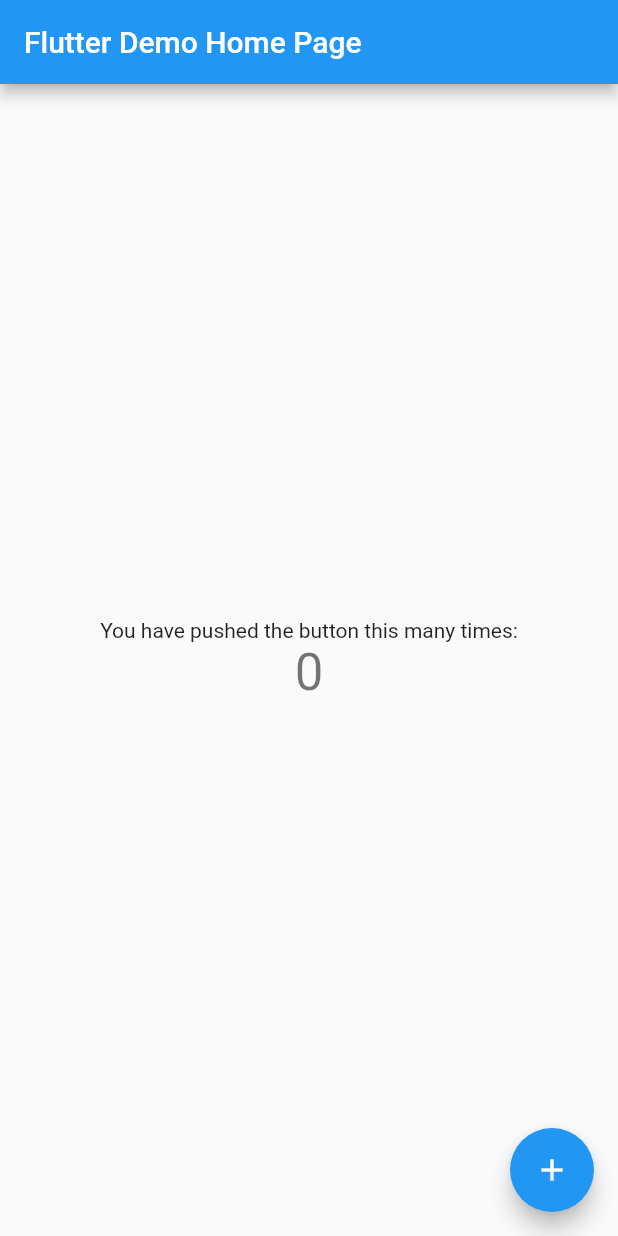
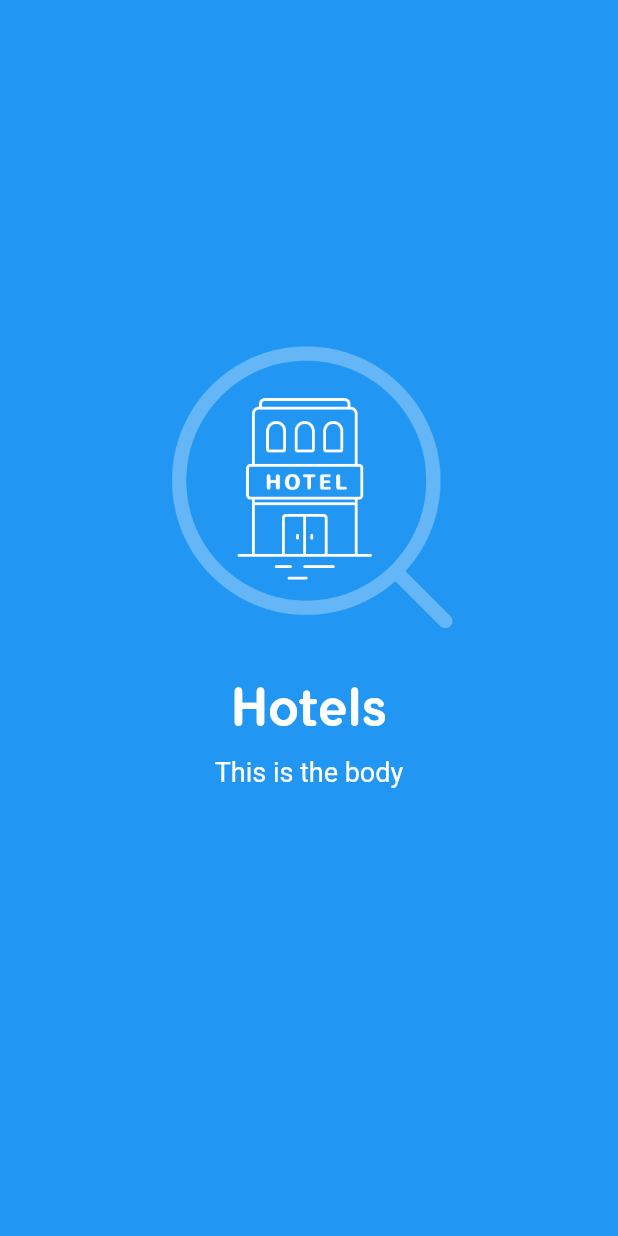
Before and after one commit to AmineMersoul/Material-Page-Reveal, a Flutter app: the screen it shows after launch, on a phone screen of 412 x 824 dp. Run offline on Flutter 3.47's test engine with Material 2 defaults, Android fonts, the phone set to English and light mode, and no system bars.

Commit message:
creating first page ui

```diff
--- a/lib/main.dart
+++ b/lib/main.dart
@@ -3,21 +3,11 @@ import 'package:flutter/material.dart';
 void main() => runApp(MyApp());
 
 class MyApp extends StatelessWidget {
-  // This widget is the root of your application.
   @override
   Widget build(BuildContext context) {
     return MaterialApp(
       title: 'Flutter Demo',
       theme: ThemeData(
-        // This is the theme of your application.
-        //
-        // Try running your application with "flutter run". You'll see the
-        // application has a blue toolbar. Then, without quitting the app, try
-        // changing the primarySwatch below to Colors.green and then invoke
-        // "hot reload" (press "r" in the console where you ran "flutter run",
-        // or simply save your changes to "hot reload" in a Flutter IDE).
-        // Notice that the counter didn't reset back to zero; the application
-        // is not restarted.
         primarySwatch: Colors.blue,
       ),
       home: MyHomePage(title: 'Flutter Demo Home Page'),
@@ -27,16 +17,6 @@ class MyApp extends StatelessWidget {
 
 class MyHomePage extends StatefulWidget {
   MyHomePage({Key key, this.title}) : super(key: key);
-
-  // This widget is the home page of your application. It is stateful, meaning
-  // that it has a State object (defined below) that contains fields that affect
-  // how it looks.
-
-  // This class is the configuration for the state. It holds the values (in this
-  // case the title) provided by the parent (in this case the App widget) and
-  // used by the build method of the State. Fields in a Widget subclass are
-  // always marked "final".
-
   final String title;
 
   @override
@@ -44,68 +24,34 @@ class MyHomePage extends StatefulWidget {
 }
 
 class _MyHomePageState extends State<MyHomePage> {
-  int _counter = 0;
-
-  void _incrementCounter() {
-    setState(() {
-      // This call to setState tells the Flutter framework that something has
-      // changed in this State, which causes it to rerun the build method below
-      // so that the display can reflect the updated values. If we changed
-      // _counter without calling setState(), then the build method would not be
-      // called again, and so nothing would appear to happen.
-      _counter++;
-    });
-  }
-
   @override
   Widget build(BuildContext context) {
-    // This method is rerun every time setState is called, for instance as done
-    // by the _incrementCounter method above.
-    //
-    // The Flutter framework has been optimized to make rerunning build methods
-    // fast, so that you can just rebuild anything that needs updating rather
-    // than having to individually change instances of widgets.
     return Scaffold(
-      appBar: AppBar(
-        // Here we take the value from the MyHomePage object that was created by
-        // the App.build method, and use it to set our appbar title.
-        title: Text(widget.title),
-      ),
-      body: Center(
-        // Center is a layout widget. It takes a single child and positions it
-        // in the middle of the parent.
+      body: Stack(
+        children: <Widget>[
+          Container(
+            width: double.infinity,
+            color: Colors.blue,
             child: Column(
-          // Column is also layout widget. It takes a list of children and
-          // arranges them vertically. By default, it sizes itself to fit its
-          // children horizontally, and tries to be as tall as its parent.
-          //
-          // Invoke "debug painting" (press "p" in the console, choose the
-          // "Toggle Debug Paint" action from the Flutter Inspector in Android
-          // Studio, or the "Toggle Debug Paint" command in Visual Studio Code)
-          // to see the wireframe for each widget.
-          //
-          // Column has various properties to control how it sizes itself and
-          // how it positions its children. Here we use mainAxisAlignment to
-          // center the children vertically; the main axis here is the vertical
-          // axis because Columns are vertical (the cross axis would be
-          // horizontal).
               mainAxisAlignment: MainAxisAlignment.center,
               children: <Widget>[
-            Text(
-              'You have pushed the button this many times:',
+                Padding(
+                  padding: EdgeInsets.only(bottom: 25.0),
+                  child: Image.asset('assets/hotels.png', width: 200, height: 200,),
                 ),
-            Text(
-              '$_counter',
-              style: Theme.of(context).textTheme.display1,
+                Padding(
+                  padding: EdgeInsets.only(top: 10.0, bottom: 10.0),
+                  child: Text('Hotels', style: TextStyle(color: Colors.white, fontFamily: 'FlamanteRoma', fontSize: 34.0),),
+                ),
+                Padding(
+                  padding: EdgeInsets.only(bottom: 75.0),
+                  child: Text('This is the body', textAlign: TextAlign.center, style: TextStyle(color: Colors.white, fontSize: 18.0),)
                 ),
               ],
             ),
+          )
+        ],
       ),
-      floatingActionButton: FloatingActionButton(
-        onPressed: _incrementCounter,
-        tooltip: 'Increment',
-        child: Icon(Icons.add),
-      ), // This trailing comma makes auto-formatting nicer for build methods.
     );
   }
 }
```
Lines whose indentation alone changed are shown as unchanged.
